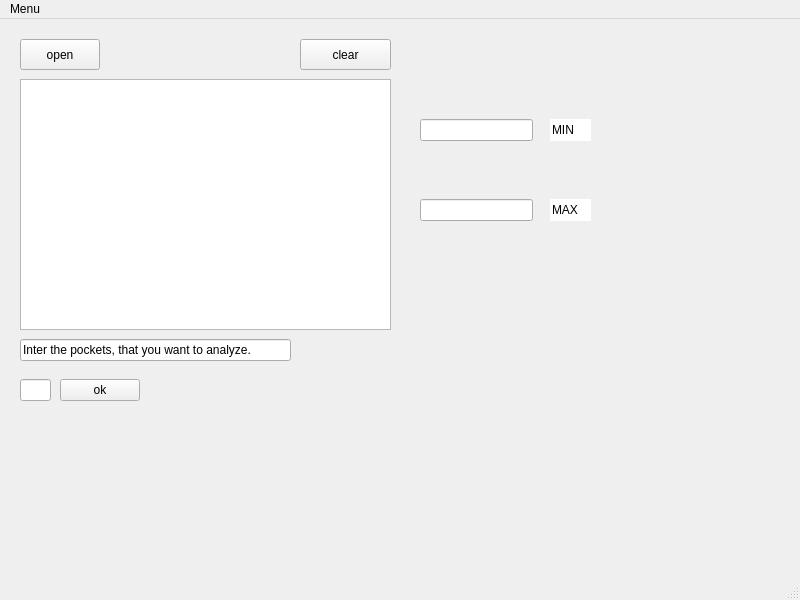
First picture: the form in sniffer.ui, repository dda-661-4/project, before the edit.
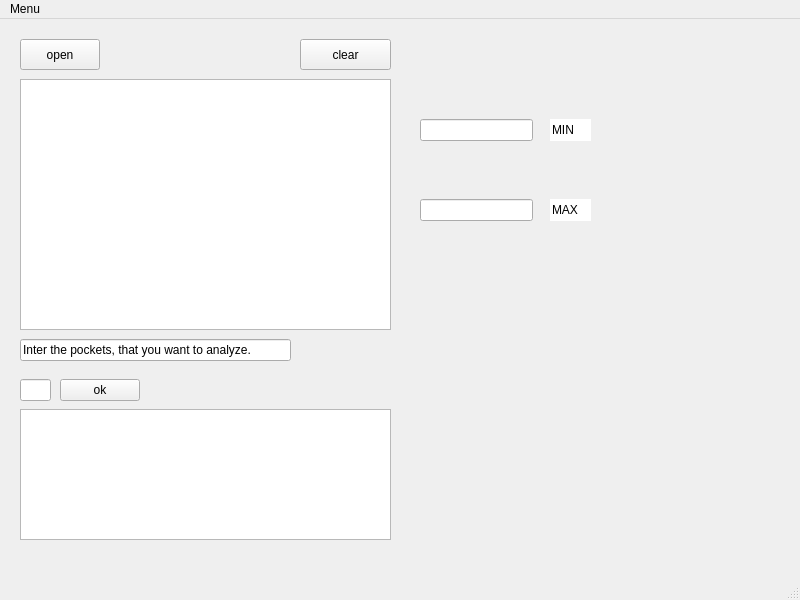
Second picture: the form after the edit.

Diff of the .ui file:
```diff
--- a/sniffer.ui
+++ b/sniffer.ui
@@ -138,6 +138,16 @@
      </rect>
     </property>
    </widget>
+   <widget class="QTextEdit" name="pack">
+    <property name="geometry">
+     <rect>
+      <x>20</x>
+      <y>390</y>
+      <width>371</width>
+      <height>131</height>
+     </rect>
+    </property>
+   </widget>
   </widget>
   <widget class="QMenuBar" name="menubar">
    <property name="geometry">
```
